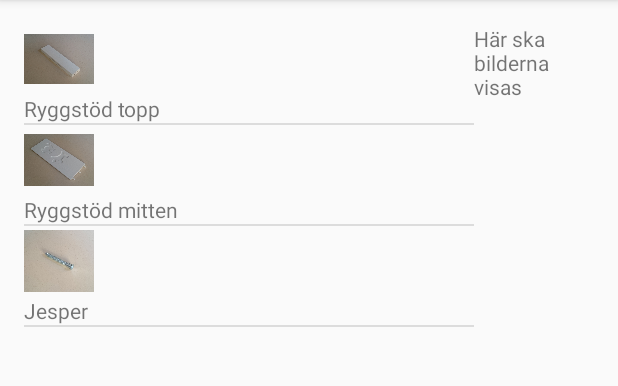
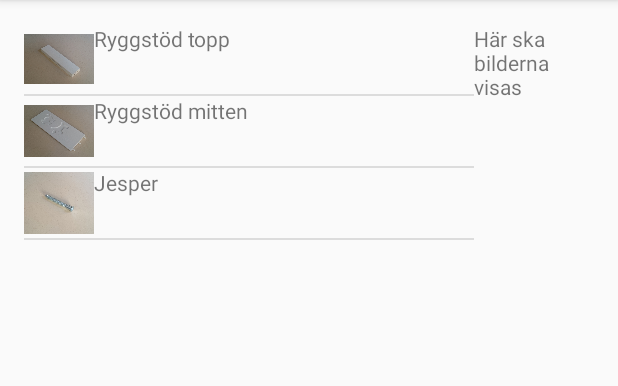
Before and after one commit to EmmaEdv/TBK, an Android app: the screen it shows after launch (MainActivity), on a phone screen of 412 x 824 dp, the part 84-470 px from its top. Run offline under Robolectric (Android 15) with nearby library versions, the light colour scheme and no system bars.

Commit message:
small commit

```diff
--- a/Projekt/app/src/main/res/layout/row.xml
+++ b/Projekt/app/src/main/res/layout/row.xml
@@ -1,6 +1,6 @@
 <?xml version="1.0" encoding="utf-8"?>
 <LinearLayout xmlns:android="http://schemas.android.com/apk/res/android"
-    android:orientation="vertical" android:layout_width="match_parent"
+    android:orientation="horizontal" android:layout_width="match_parent"
     android:layout_height="match_parent">
 
 
@@ -11,7 +11,6 @@
 
     <TextView
         android:id="@+id/title"
-        android:layout_toRightOf="@+id/thumbnail"
         android:layout_width="wrap_content"
         android:layout_height="wrap_content" />
 
```
